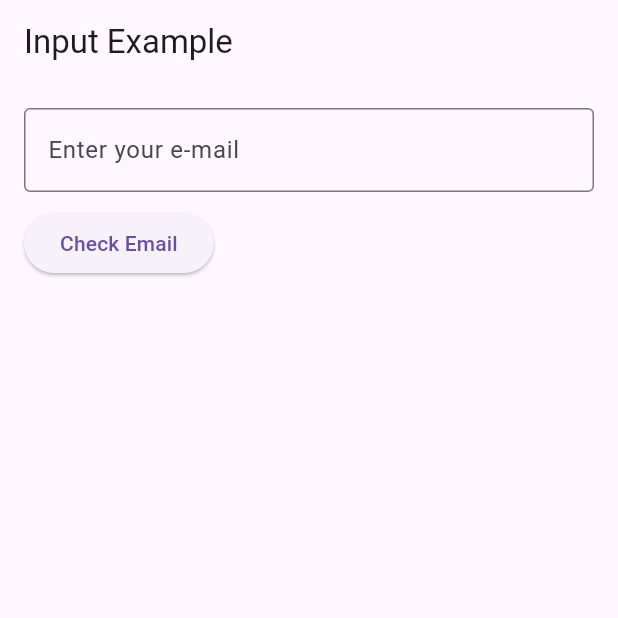
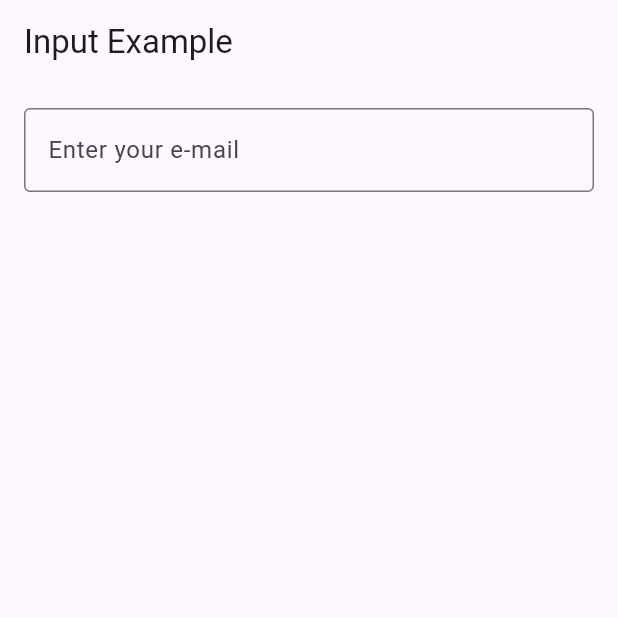
Before and after one commit to tanyashybko/Valid_email, a Flutter app: the screen it shows after launch, on a phone screen of 412 x 824 dp, the top half of it. Run offline on Flutter 3.47's test engine with Material 3 defaults, Android fonts, the phone set to English and light mode, and no system bars; our stand-ins replace email_validator.

Commit message:
adding features for validation(invalidEmailMessage,mustContainAtSign,invalidCharacters) and new widget

```diff
--- /dev/null
+++ b/valid_email/lib/const.dart
@@ -0,0 +1,6 @@
+const String enterEmailLabelText = 'Enter your e-mail';
+const String validEmailMessage = 'Valid email';
+const String invalidEmailMessage = 'Invalid email';
+const String enterYourEmailMessage = 'Please enter your email';
+const String mustContainAtSign = 'You email must contain @ sign';
+const String invalidCharacters = 'Email contains invalid characters';
--- /dev/null
+++ b/valid_email/lib/features/validation.dart
@@ -0,0 +1,24 @@
+import 'package:email_validator/email_validator.dart';
+import 'package:flutter/material.dart';
+import '../const.dart';
+
+class EmailValidatorService {
+  // Function to check email validity
+  static void validateEmail({
+    required String inputValue,
+    required void Function(String, Color) onValidation,
+  }) {
+    if (inputValue.isEmpty) {
+      onValidation(enterYourEmailMessage, Colors.orange);
+    } else if (!inputValue.contains('@')) {
+      onValidation(mustContainAtSign, Colors.orange);
+    }
+    else if (RegExp(r'[+\-*/"]').hasMatch(inputValue)) {
+      onValidation(invalidCharacters, Colors.orange);
+    } else if (EmailValidator.validate(inputValue)) {
+      onValidation(validEmailMessage, Colors.green);
+    } else {
+      onValidation(invalidEmailMessage, Colors.red);
+    }
+  }
+}
--- a/valid_email/lib/main.dart
+++ b/valid_email/lib/main.dart
@@ -1,6 +1,5 @@
 import 'package:flutter/material.dart';
-import 'package:flutter/services.dart';
-import 'package:email_validator/email_validator.dart';
+import 'widgets/email_valid_widget.dart';
 
 void main() {
   runApp(MyApp());
@@ -15,68 +14,3 @@ class MyApp extends StatelessWidget {
     );
   }
 }
-
-class MyInputPage extends StatefulWidget {
-  @override
-  _MyInputPageState createState() => _MyInputPageState();
-}
-
-class _MyInputPageState extends State<MyInputPage> {
-  String inputValue = ''; // Переменная для хранения значения из поля ввода
-  String validationMessage = ''; // Сообщение о валидности email
-  Color validationColor = Colors.black;
-
-  // Функция для проверки валидности email
-  void validateEmail() {
-    bool isValid = EmailValidator.validate(inputValue);
-    setState(() {
-      if (isValid) {
-        validationMessage = 'Valid email format';
-        validationColor = Colors.green; // Устанавливаем зеленый цвет для валидного email
-      } else {
-        validationMessage = 'Invalid email format';
-        validationColor = Colors.red; // Устанавливаем красный цвет для невалидного email
-      }
-    });
-  }
-
-  @override
-  Widget build(BuildContext context) {
-    return Scaffold(
-      appBar: AppBar(
-        title: Text('Input Example'),
-      ),
-      body: Padding(
-        padding: EdgeInsets.all(16.0),
-        child: Column(
-          crossAxisAlignment: CrossAxisAlignment.start,
-          children: <Widget>[
-            TextField(
-              onChanged: (value) {
-                setState(() {
-                  inputValue = value; // Обновляем переменную при изменении текста
-                });
-              },
-              decoration: InputDecoration(
-                labelText: 'Enter your e-mail',
-                border: OutlineInputBorder(),
-              ),
-            ),
-            SizedBox(height: 10.0),
-            ElevatedButton(
-              onPressed: () {
-                validateEmail(); // Вызываем функцию для проверки email
-              },
-              child: Text('Check Email'),
-            ),
-            SizedBox(height: 10.0),
-            Text(
-              validationMessage,
-              style: TextStyle(fontSize: 18.0, color: validationColor), // Устанавливаем цвет текста
-            ),
-          ],
-        ),
-      ),
-    );
-  }
-}
--- /dev/null
+++ b/valid_email/lib/widgets/email_valid_widget.dart
@@ -0,0 +1,62 @@
+import 'package:flutter/material.dart';
+import '../features/validation.dart';
+import '../const.dart';
+
+class MyInputPage extends StatefulWidget {
+  @override
+  _MyInputPageState createState() => _MyInputPageState();
+}
+
+class _MyInputPageState extends State<MyInputPage> {
+  String inputValue = ''; // Variable to store the input field value
+  String validationMessage = ''; // Message for email validity
+  Color validationColor = Colors.black; // Text color for the validation message
+
+  void _validateEmail() {
+    EmailValidatorService.validateEmail(
+      inputValue: inputValue,
+      onValidation: (message, color) {
+        setState(() {
+          validationMessage = message;
+          validationColor = color;
+        });
+      },
+    );
+  }
+
+  @override
+  Widget build(BuildContext context) {
+    return Scaffold(
+      appBar: AppBar(
+        title: Text('Input Example'),
+      ),
+      body: Padding(
+        padding: EdgeInsets.all(16.0),
+        child: Column(
+          crossAxisAlignment: CrossAxisAlignment.start,
+          children: <Widget>[
+            TextField(
+              onChanged: (value) {
+                setState(() {
+                  inputValue = value; // Update the variable when the text changes
+                });
+              },
+              onSubmitted: (value) {
+                _validateEmail(); // Call the validation function when the user submits the text
+              },
+              decoration: InputDecoration(
+                labelText: enterEmailLabelText,
+                border: OutlineInputBorder(),
+              ),
+            ),
+            SizedBox(height: 10.0),
+            Text(
+              validationMessage,
+              style: TextStyle(fontSize: 18.0, color: validationColor), // Set the text color
+            ),
+          ],
+        ),
+      ),
+    );
+  }
+}
```
Also changed, not shown: valid_email/pubspec.yaml (+1 -66 lines), 1 other file.
